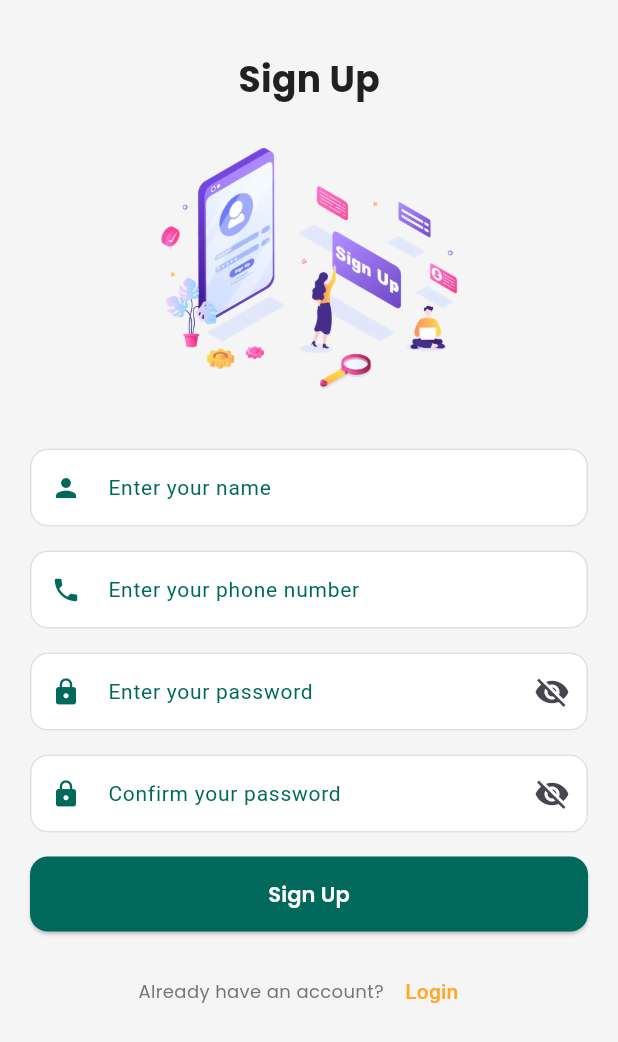
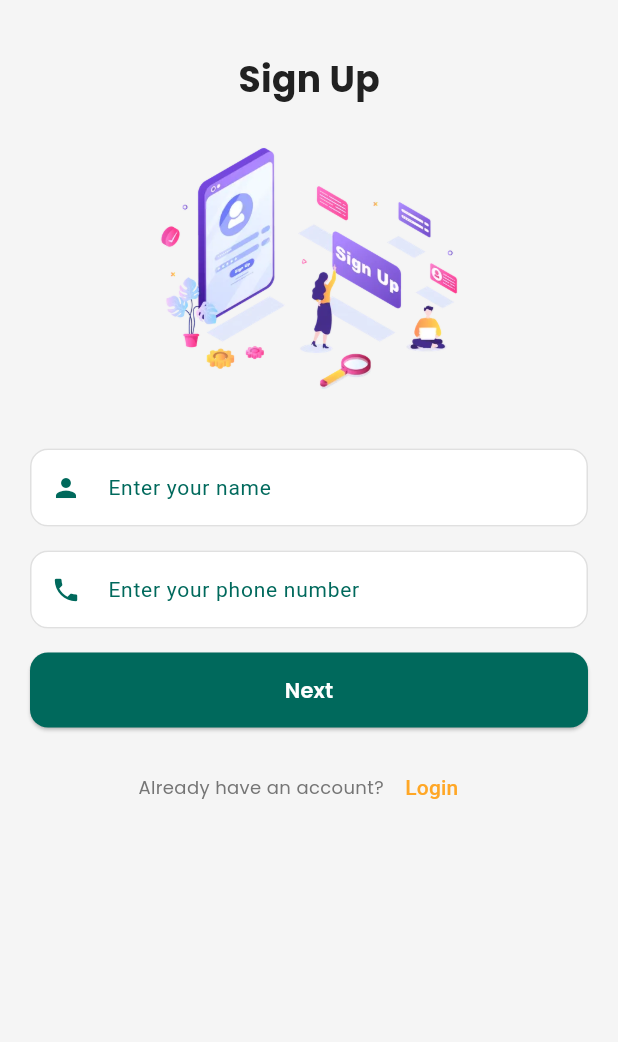
Before and after one commit to adipatil07/realEstate, a Flutter app: the SignupPage screen opened by its route, on a phone screen of 412 x 824 dp. Shown: the top 1042 px of the screen. Run offline on Flutter 3.47's test engine with Material 3 defaults, Android fonts, the phone set to English and light mode, and no system bars; our stand-ins replace bloc, carousel_slider, flutter_bloc, font_awesome_flutter, google_fonts, image_picker.

Commit message:
otp page added

```diff
--- a/lib/features/auth/ui/signup_page.dart
+++ b/lib/features/auth/ui/signup_page.dart
@@ -1,21 +1,30 @@
 import 'package:flutter/material.dart';
+import 'package:flutter_bloc/flutter_bloc.dart';
 import 'package:homescout/core/theme/app_colors.dart';
 import 'package:homescout/core/theme/app_text_styles.dart';
+import 'package:homescout/features/auth/bloc/auth_bloc.dart';
 import 'package:homescout/features/widgets/custom_text_field.dart';
 import 'package:homescout/routes.dart';
 
-class SignupPage extends StatelessWidget {
+class SignupPage extends StatefulWidget {
   const SignupPage({super.key});
+
+  @override
+  _SignupPageState createState() => _SignupPageState();
+}
+
+class _SignupPageState extends State<SignupPage> {
+  final TextEditingController _phoneController = TextEditingController();
+  final TextEditingController _otpController = TextEditingController();
+  bool _isOtpFieldVisible = false;
 
   @override
   Widget build(BuildContext context) {
     return Scaffold(
-      backgroundColor:
-          AppColors.background, // Use background color from AppColors
+      backgroundColor: AppColors.background,
       body: Padding(
         padding: const EdgeInsets.all(20.0),
         child: SingleChildScrollView(
-          // Allow scrolling in case of keyboard
           child: Column(
             mainAxisAlignment: MainAxisAlignment.center,
             crossAxisAlignment: CrossAxisAlignment.start,
@@ -33,69 +42,30 @@ class SignupPage extends StatelessWidget {
               Center(
                 child: Image.asset(
                   "assets/images/signup5.webp",
-                  width: MediaQuery.of(context).size.width *
-                      0.8, // Responsive width
-                  height: 180, // Adjusted height
-                  fit:
-                      BoxFit.contain, // Ensures the image doesn't get stretched
+                  width: MediaQuery.of(context).size.width * 0.8,
+                  height: 180,
+                  fit: BoxFit.contain,
                 ),
               ),
               const SizedBox(height: 30),
-              // Text(
-              //   "Name",
-              //   style: AppTextStyles.subHeading.copyWith(
-              //     fontSize: 16,
-              //     fontWeight: FontWeight.normal, // Lighter weight
-              //   ),
-              // ),
-              // const SizedBox(height: 8),
               CustomTextField(
                 hintText: "Enter your name",
                 prefixIcon: Icons.person,
               ),
               const SizedBox(height: 16),
-              // Text(
-              //   "Phone Number",
-              //   style: AppTextStyles.subHeading.copyWith(
-              //     fontSize: 16,
-              //     fontWeight: FontWeight.normal, // Lighter weight
-              //   ),
-              // ),
-              // const SizedBox(height: 8),
               CustomTextField(
+                controller: _phoneController,
                 hintText: "Enter your phone number",
                 prefixIcon: Icons.phone,
                 keyboardType: TextInputType.phone,
               ),
               const SizedBox(height: 16),
-              // Text(
-              //   "Password",
-              //   style: AppTextStyles.subHeading.copyWith(
-              //     fontSize: 16,
-              //     fontWeight: FontWeight.normal, // Lighter weight
-              //   ),
-              // ),
-              // const SizedBox(height: 8),
+              if (_isOtpFieldVisible) ...[
                 CustomTextField(
-                hintText: "Enter your password",
+                  controller: _otpController,
+                  hintText: "Enter OTP",
                   prefixIcon: Icons.lock,
-                obscureText: true,
-                suffixIcon: Icon(Icons.visibility_off),
-              ),
-              const SizedBox(height: 16),
-              // Text(
-              //   "Confirm Password",
-              //   style: AppTextStyles.subHeading.copyWith(
-              //     fontSize: 16,
-              //     fontWeight: FontWeight.normal, // Lighter weight
-              //   ),
-              // ),
-              // const SizedBox(height: 8),
-              CustomTextField(
-                hintText: "Confirm your password",
-                prefixIcon: Icons.lock,
-                obscureText: true,
-                suffixIcon: Icon(Icons.visibility_off),
+                  keyboardType: TextInputType.number,
                 ),
                 const SizedBox(height: 16),
                 SizedBox(
@@ -103,32 +73,58 @@ class SignupPage extends StatelessWidget {
                   height: 50,
                   child: ElevatedButton(
                     onPressed: () {
-                    Navigator.pushNamed(
-                      context,
-                      AppRoutes.postsignup,
+                      // Simulate OTP verification
+
+                      Navigator.pushNamed(context, AppRoutes.passwordSetup);
+                    },
+                    style: ElevatedButton.styleFrom(
+                      shape: RoundedRectangleBorder(
+                        borderRadius: BorderRadius.circular(12),
+                      ),
+                      backgroundColor: AppColors.primary,
+                    ),
+                    child: Text(
+                      "Verify OTP",
+                      style: AppTextStyles.button,
+                    ),
+                  ),
+                ),
+              ] else ...[
+                SizedBox(
+                  width: double.infinity,
+                  height: 50,
+                  child: ElevatedButton(
+                    onPressed: () {
+                      setState(() {
+                        _isOtpFieldVisible = true;
+                      });
+                      // Simulate sending OTP
+                      ScaffoldMessenger.of(context).showSnackBar(
+                        SnackBar(
+                            content:
+                                Text("OTP sent to ${_phoneController.text}")),
                       );
                     },
                     style: ElevatedButton.styleFrom(
                       shape: RoundedRectangleBorder(
                         borderRadius: BorderRadius.circular(12),
                       ),
-                    backgroundColor:
-                        AppColors.primary, // Use primary color for the button
+                      backgroundColor: AppColors.primary,
                     ),
                     child: Text(
-                    "Sign Up",
-                    style: AppTextStyles.button, // Use button text style
+                      "Next",
+                      style: AppTextStyles.button,
                     ),
                   ),
                 ),
+              ],
               const SizedBox(height: 16),
               Row(
                 mainAxisAlignment: MainAxisAlignment.center,
                 children: [
                   Text(
                     "Already have an account?",
-                    style: AppTextStyles
-                        .body, // Use body text style for normal text
+                    style: AppTextStyles.body,
                   ),
                   TextButton(
                     onPressed: () {
@@ -136,8 +132,7 @@ class SignupPage extends StatelessWidget {
                     },
                     child: Text(
                       "Login",
-                      style: TextStyle(
-                          color: AppColors.accent), // Use accent color for link
+                      style: TextStyle(color: AppColors.accent),
                     ),
                   ),
                 ],
--- a/lib/features/widgets/custom_text_field.dart
+++ b/lib/features/widgets/custom_text_field.dart
@@ -7,7 +7,8 @@ class CustomTextField extends StatelessWidget {
   final bool obscureText;
   final TextInputType keyboardType;
   final Widget? suffixIcon;
-  final VoidCallback? onTap; // Added onTap
+  final VoidCallback? onTap;
+  final TextEditingController? controller; // Added onTap
 
   const CustomTextField({
     super.key,
@@ -16,7 +17,8 @@ class CustomTextField extends StatelessWidget {
     this.obscureText = false,
     this.keyboardType = TextInputType.text,
     this.suffixIcon,
-    this.onTap, // Added onTap
+    this.onTap,
+    this.controller,
   });
 
   @override
--- a/lib/routes.dart
+++ b/lib/routes.dart
@@ -1,4 +1,6 @@
 import 'package:flutter/material.dart';
+import 'package:homescout/features/auth/ui/otp_verification_page.dart';
+import 'package:homescout/features/auth/ui/password_setup_page.dart';
 import 'package:homescout/features/base/ui/base_page.dart';
 import 'package:homescout/features/enquiry/ui/enquiry_page.dart';
 import 'package:homescout/features/home/ui/home_page.dart';
@@ -21,6 +23,8 @@ class AppRoutes {
   static const String addAmenities = '/add_amenities';
   static const String base = '/base';
   static const String enquiry = '/enquiry';
+  static const String otpVerification = '/otpVerification';
+  static const String passwordSetup = '/passwordSetup';
 
   static Route<dynamic> generateRoute(RouteSettings settings) {
     switch (settings.name) {
@@ -44,6 +48,10 @@ class AppRoutes {
         return MaterialPageRoute(builder: (_) => BasePage());
       case enquiry:
         return MaterialPageRoute(builder: (_) => EnquiryPage());
+      case otpVerification:
+        return MaterialPageRoute(builder: (_) => OtpVerificationPage());
+      case passwordSetup:
+        return MaterialPageRoute(builder: (_) => PasswordSetupPage());
       default:
         return MaterialPageRoute(
           builder: (_) => Scaffold(
```
Also changed, not shown: lib/features/auth/bloc/auth_bloc.dart (added, +29 -0 lines), lib/features/auth/bloc/auth_event.dart (added, +19 -0 lines), lib/features/auth/bloc/auth_state.dart (added, +21 -0 lines), lib/features/auth/ui/otp_verification_page.dart (added, +69 -0 lines), lib/features/auth/ui/password_setup_page.dart (added, +75 -0 lines), lib/features/listing/bloc/listing_bloc.dart (+44 -1 lines). Lines whose indentation alone changed are shown as unchanged.
